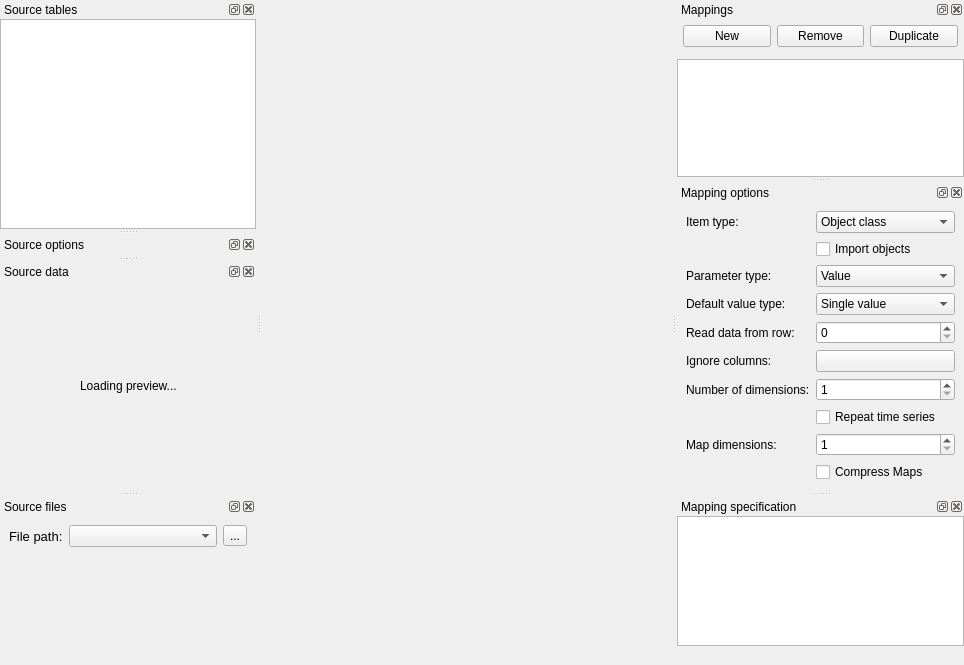
Qt form spine_items/importer/ui/import_editor_window.ui (spine-tools/spine-items) before a commit.
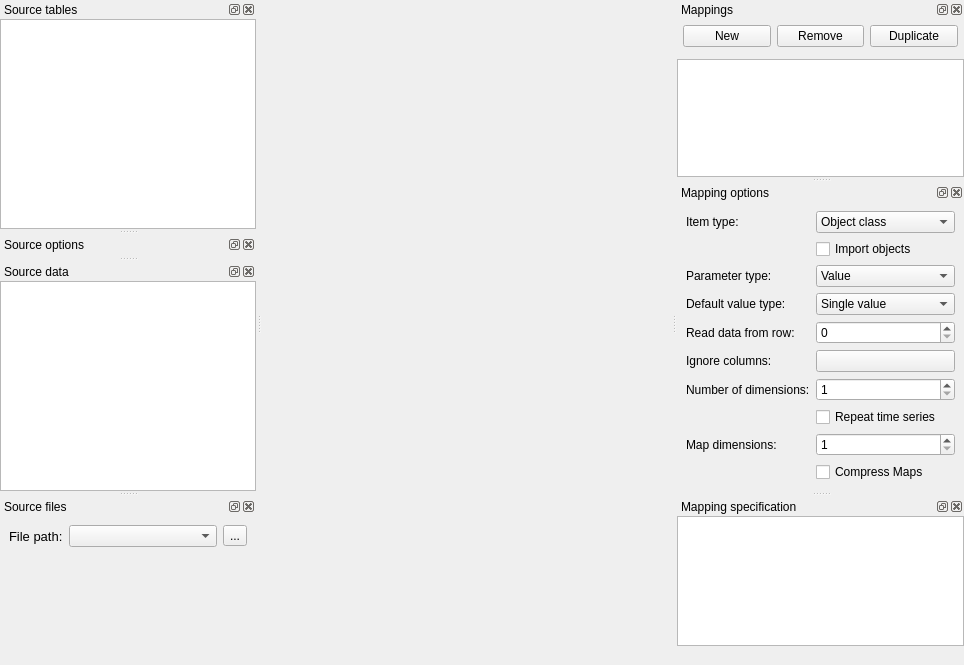
The same form after that commit. The open tabs and pages were chosen to show the change. Icons and pictures are not drawn. Custom widgets are drawn as their Qt base class.

Commit message:
Lazy load data really in importer spec editor's preview tables
Re Spine-project/Spine-Toolbox#1426

Before we were actually reading all data into a list, and then only
lazy loading that data into the model. But the first part, reading
into a list, was itself time consuming for large input files.

Now we lazy load everything from the start so it's kinda faster.

We also rename some funny signal names, but no big deal.

The edit to the form file:
```diff
--- a/spine_items/importer/ui/import_editor_window.ui
+++ b/spine_items/importer/ui/import_editor_window.ui
@@ -118,9 +118,9 @@
     <number>1</number>
    </attribute>
    <widget class="QWidget" name="dockWidgetContents_3">
-    <layout class="QVBoxLayout" name="verticalLayout_6">
+    <layout class="QVBoxLayout" name="verticalLayout_3">
      <property name="spacing">
-      <number>0</number>
+      <number>3</number>
      </property>
      <property name="leftMargin">
       <number>0</number>
@@ -135,95 +135,10 @@
       <number>0</number>
      </property>
      <item>
-      <widget class="QStackedWidget" name="source_preview_widget_stack">
-       <property name="currentIndex">
-        <number>0</number>
+      <widget class="TableViewWithButtonHeader" name="source_data_table">
+       <property name="contextMenuPolicy">
+        <enum>Qt::CustomContextMenu</enum>
        </property>
-       <widget class="QWidget" name="table_page">
-        <layout class="QVBoxLayout" name="verticalLayout_3">
-         <property name="spacing">
-          <number>0</number>
-         </property>
-         <property name="leftMargin">
-          <number>0</number>
-         </property>
-         <property name="topMargin">
-          <number>0</number>
-         </property>
-         <property name="rightMargin">
-          <number>0</number>
-         </property>
-         <property name="bottomMargin">
-          <number>0</number>
-         </property>
-         <item>
-          <widget class="TableViewWithButtonHeader" name="source_data_table">
-           <property name="contextMenuPolicy">
-            <enum>Qt::CustomContextMenu</enum>
-           </property>
-          </widget>
-         </item>
-        </layout>
-       </widget>
-       <widget class="QWidget" name="loading_page">
-        <layout class="QVBoxLayout" name="verticalLayout_4">
-         <property name="spacing">
-          <number>0</number>
-         </property>
-         <property name="leftMargin">
-          <number>0</number>
-         </property>
-         <property name="topMargin">
-          <number>0</number>
-         </property>
-         <property name="rightMargin">
-          <number>0</number>
-         </property>
-         <property name="bottomMargin">
-          <number>0</number>
-         </property>
-         <item>
-          <layout class="QHBoxLayout" name="horizontalLayout">
-           <property name="spacing">
-            <number>0</number>
-           </property>
-           <item>
-            <spacer name="horizontalSpacer">
-             <property name="orientation">
-              <enum>Qt::Horizontal</enum>
-             </property>
-             <property name="sizeHint" stdset="0">
-              <size>
-               <width>40</width>
-               <height>20</height>
-              </size>
-             </property>
-            </spacer>
-           </item>
-           <item>
-            <widget class="QLabel" name="waiting_label">
-             <property name="text">
-              <string>Loading preview...</string>
-             </property>
-            </widget>
-           </item>
-           <item>
-            <spacer name="horizontalSpacer_2">
-             <property name="orientation">
-              <enum>Qt::Horizontal</enum>
-             </property>
-             <property name="sizeHint" stdset="0">
-              <size>
-               <width>40</width>
-               <height>20</height>
-              </size>
-             </property>
-            </spacer>
-           </item>
-          </layout>
-         </item>
-        </layout>
-       </widget>
       </widget>
      </item>
     </layout>
```
Left out of the diff: 1 changed line with no effect on the pictures. The commit also changes 5 other files.
